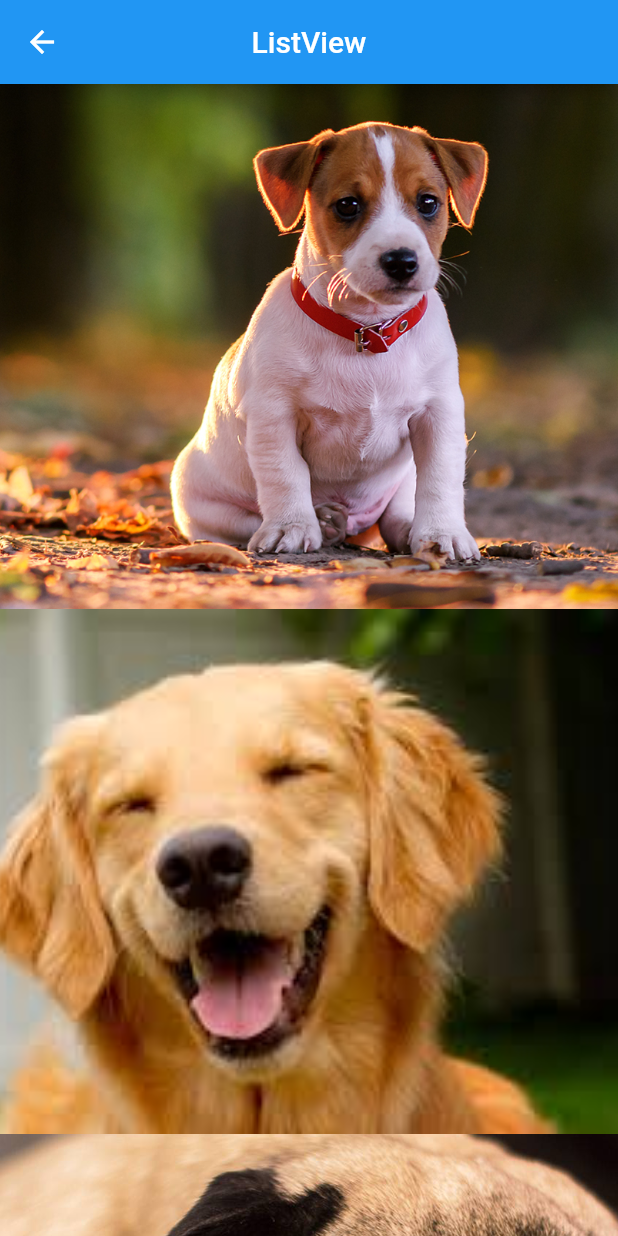
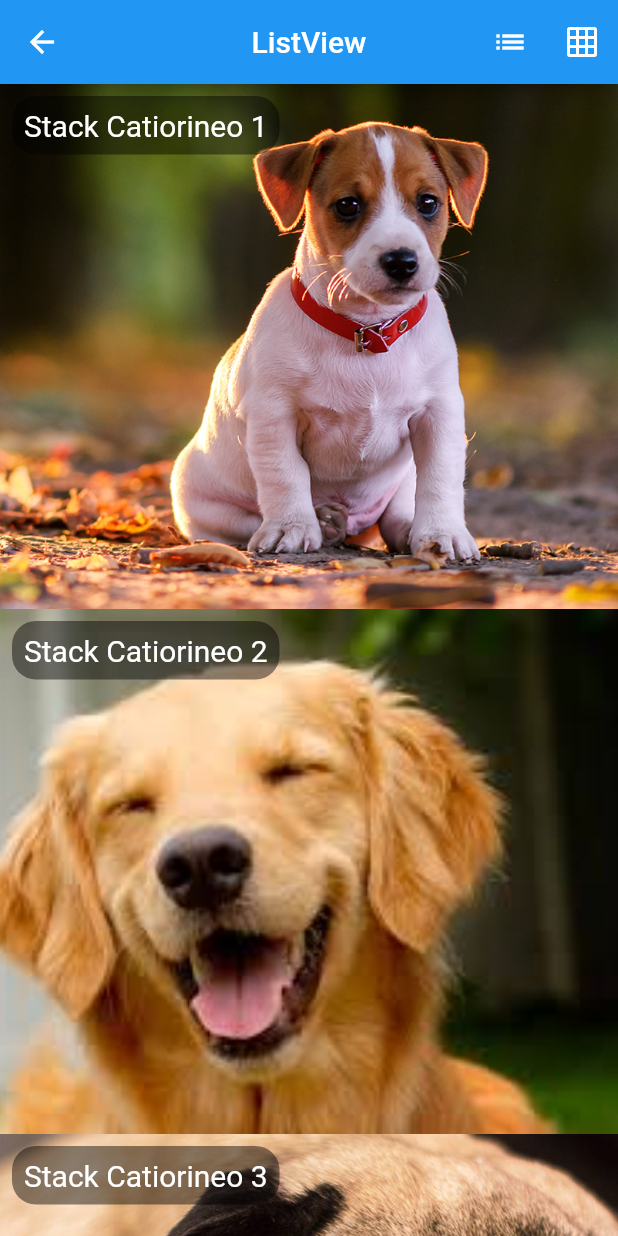
Before and after one commit to GabrielDragone/flutter-essential, a Flutter app: the screen it shows after launch, after a tap on "ListView", on a phone screen of 412 x 824 dp. Run offline on Flutter 3.47's test engine with Material 2 defaults, Android fonts, the phone set to English and light mode, and no system bars; network calls fail.

Commit message:
:car: :dog: add Stack, GridView Page, AppBar Actions, Stateful Widgets and setState(), examples and descriptions

```diff
--- a/src/flutter_essential/lib/home_page.dart
+++ b/src/flutter_essential/lib/home_page.dart
@@ -1,6 +1,7 @@
 import 'dart:async';
 
 import 'package:flutter/material.dart';
+import 'package:flutter_essential/pages/hello_gridview.dart';
 import 'package:flutter_essential/pages/hello_listview.dart';
 import 'package:flutter_essential/pages/hello_page1.dart';
 import 'package:flutter_essential/pages/hello_page2.dart';
@@ -44,7 +45,7 @@ class HomePage extends StatelessWidget {
       child: Column(
         mainAxisAlignment: MainAxisAlignment.center,
         children: <Widget>[
-          _text("Page View Example. Roll:"),
+          _text("Page View Example. Roll >>:"),
           _pageView(),
           _buttons(context),
         ],
@@ -79,6 +80,8 @@ class HomePage extends StatelessWidget {
           children: <Widget>[
             BlueButton("ListView",
                 onPressed: () => _onClickNavigator(context, HelloListView())),
+            BlueButton("GridView",
+                onPressed: () => _onClickNavigator(context, HelloGridView())),
             BlueButton("Page 2",
                 onPressed: () => _onClickNavigator(context, HelloPage2())),
             BlueButton("Page 3",
@@ -164,7 +167,7 @@ class HomePage extends StatelessWidget {
     return Text(
       strText,
       style: TextStyle(
-          fontSize: 30,
+          fontSize: 25,
           color: Colors.blue,
           fontStyle: FontStyle.italic,
           fontWeight: FontWeight.bold,
@@ -176,8 +179,19 @@ class HomePage extends StatelessWidget {
 }
 
 //Explicações:
+//StatelessWidget: Widget que não mantém estados.
+//StatefulWidget: Widget que mantém estados, utilizados para redesenhar a página de acordo com dados inseridos.
+//  Utiliza-se o setState(){ variavel = valor}, pra atualizar a variável e redesenhar tela. Exemplo: hello_listview
+
 //Scaffold:
 // O Scaffold é um widget que permite adicionar elementos do Material Design de forma simples, como a App Bar, Tabs, Navigation Drawer (menu lateral), Floating Action Button (FAB), etc.
+
+//AppBar:
+// Deve estar dentro de Scaffold, define a barra superior, junto com seu titulo, ações, drawer, etc.
+// Para definirmos os botões que vão na AppBar, devemos utilizar o atributo actions. Exemplos na hello_listview.
+
+//Text / TextStyle:
+// Widget pra inserir textos e editar o mesmo.
 
 // Child: Utilizados por Widgets que suportam apenas 1 filho, exemplo CENTER.
 // Childres: Utilizados por Widgets que podem receber mais de um filho, exemplo ListView.
@@ -237,3 +251,13 @@ class HomePage extends StatelessWidget {
 // Retorna uma lista de algo.
 // itemExtent: define um tamanho fixo pras células da ListView, ver exemplo em hello_listview.dart
 // .builder: Utilizado pra fazer um ListView dinâmico.
+
+//Stack:
+// Utilizado para colocar um Widget em cima do outro, como se fossem pilhas.
+// Caso queira alterar onde o texto está posicionado dentro da Stack, utilizar um Container e definir o alignment.
+
+//BoxDecoration:
+// Utilizado para decorar o visual de um Container. Envolver o Widget que deseja decorar com um Container.
+
+//GridView:
+// Funciona como se fosse uma listview, só que podemos fazer com que essa tenha mais de 1 coluna. Verificar exemplo na page hello_gridview.
--- a/src/flutter_essential/lib/main.dart
+++ b/src/flutter_essential/lib/main.dart
@@ -9,6 +9,7 @@ class MyApp extends StatelessWidget {
   @override
   Widget build(BuildContext context) {
     return MaterialApp(
+      //O atributo abaixo faz com que o banner de debug suma:
       debugShowCheckedModeBanner: false,
       theme: ThemeData(primaryColor: Colors.blue),
       home: HomePage(),
--- a/src/flutter_essential/lib/pages/hello_listview.dart
+++ b/src/flutter_essential/lib/pages/hello_listview.dart
@@ -8,16 +8,55 @@ class Dog {
   Dog(this.strNome, this.strFoto);
 }
 
-class HelloListView extends StatelessWidget {
+//Alterado pra Stateful, dica: selecionar StatelessWidget, alt + enter e mudar pra ful:
+//class HelloListView extends StatelessWidget {
+class HelloListView extends StatefulWidget {
+  //Declaração de variável para utilizar no Estado:
+  @override
+  _HelloListViewState createState() => _HelloListViewState();
+}
+
+class _HelloListViewState extends State<HelloListView> {
+  bool _boolGridView = false;
+
   @override
   Widget build(BuildContext context) {
     return Scaffold(
       appBar: AppBar(
-        title: Text("ListView"),
+        title: _tittleDynamicText(),
         centerTitle: true,
+        actions: <Widget>[
+          IconButton(
+              icon: Icon(Icons.list),
+              onPressed: () {
+                print("List");
+                //Método que é chamado para redesenhar a tela e atualizá-la. Vem junto com a StatefulWidget:
+                setState(() {
+                  _boolGridView = false;
+                });
+              }),
+          IconButton(
+              icon: Icon(Icons.grid_on),
+              onPressed: () {
+                print("Grid");
+                //Método que é chamado para redesenhar a tela e atualizá-la. Vem junto com a StatefulWidget:
+                setState(() {
+                  _boolGridView = true;
+                });
+              })
+        ],
       ),
       body: _body(),
     );
+  }
+
+  //Define dinamicamente o title da página de acordo com valor da variavel:
+  _tittleDynamicText() {
+    if (_boolGridView) {
+      return Text("GridView");
+    } else {
+      return Text("ListView");
+    }
   }
 
   _body() {
@@ -38,6 +77,19 @@ class HelloListView extends StatelessWidget {
       Dog("Catiorineo 6", "assets/images/dog1.png"),
     ];
 
+    //Valida a variável pra montar Grid ou List:
+    if (_boolGridView) {
+      return GridView.builder(
+          //Informa o tamanho da GridView:
+          itemCount: dogs.length,
+          //Define em quantas colunas será apresentado:
+          gridDelegate:
+              SliverGridDelegateWithFixedCrossAxisCount(crossAxisCount: 2),
+          //Dica verificar definição de itemBuilder e IndexedWidgetBuilder dentro do mesmo, pra pegar o contexto abaixo:
+          itemBuilder: (BuildContext context, int index) {
+            return _itemView(dogs, index);
+          });
+    } else {
       //Cria a lista de acordo com o array declarado acima:
       return ListView.builder(
           //Informa o tamanho da ListView:
@@ -45,12 +97,44 @@ class HelloListView extends StatelessWidget {
           itemExtent: 350,
           //Dica verificar definição de itemBuilder e IndexedWidgetBuilder dentro do mesmo, pra pegar o contexto abaixo:
           itemBuilder: (BuildContext context, int index) {
+            return _itemView(dogs, index);
+          });
+    }
+  }
+
+  _itemView(List<Dog> dogs, int index) {
     //Recupera o objeto catioro:
     Dog dog = dogs[index];
 
     //return dogs[index];
-          return _image(dog.strFoto);
-        });
+    //return _image(dog.strFoto);
+
+    //Stack funciona como se fosse uma pilha, pra colocar um widget em cima do outro:
+    return Stack(
+      fit: StackFit.expand, //Utilizado pra preencher toodo o espaço
+      children: <Widget>[
+        _image(dog.strFoto),
+        //Começa a escrita do texto do nome do dog:
+        Align(
+          alignment: Alignment.topLeft,
+          child: Container(
+            margin: EdgeInsets.all(8),
+            padding: EdgeInsets.all(8),
+            decoration: BoxDecoration(
+              color: Colors.black45,
+              borderRadius: BorderRadius.circular(16),
+            ),
+            child: Text(
+              "Stack " + dog.strNome,
+              style: TextStyle(
+                color: Colors.white,
+                fontSize: 20,
+              ),
+            ),
+          ),
+        ),
+      ],
+    );
   }
 
   _image(String strPath) {
```
Also changed, not shown: src/flutter_essential/lib/pages/hello_gridview.dart (added, +83 -0 lines). Lines whose indentation alone changed are shown as unchanged.
